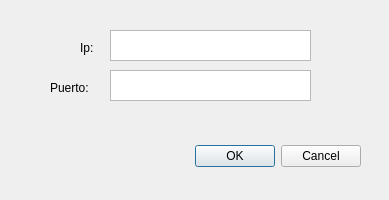
Before: the Qt Designer form qt/UI/dialog_config_wait.ui in bengiexd/clemente, drawn with Qt 5.
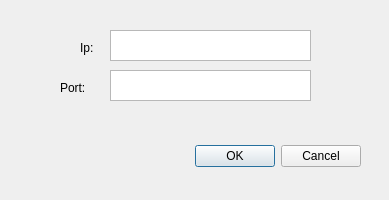
After: the same form once the commit is applied.

Commit message: search dialog succesfull

Diff of the .ui file:
```diff
--- a/qt/UI/dialog_config_wait.ui
+++ b/qt/UI/dialog_config_wait.ui
@@ -32,14 +32,14 @@
   <widget class="QLabel" name="label_2">
    <property name="geometry">
     <rect>
-     <x>50</x>
+     <x>60</x>
      <y>80</y>
-     <width>59</width>
-     <height>15</height>
+     <width>41</width>
+     <height>16</height>
     </rect>
    </property>
    <property name="text">
-    <string>Puerto:</string>
+    <string>Port:</string>
    </property>
   </widget>
   <widget class="QLabel" name="label">
```
Left out of the diff: 4 changed lines with no effect on the pictures. The commit also changes 2 other files.
